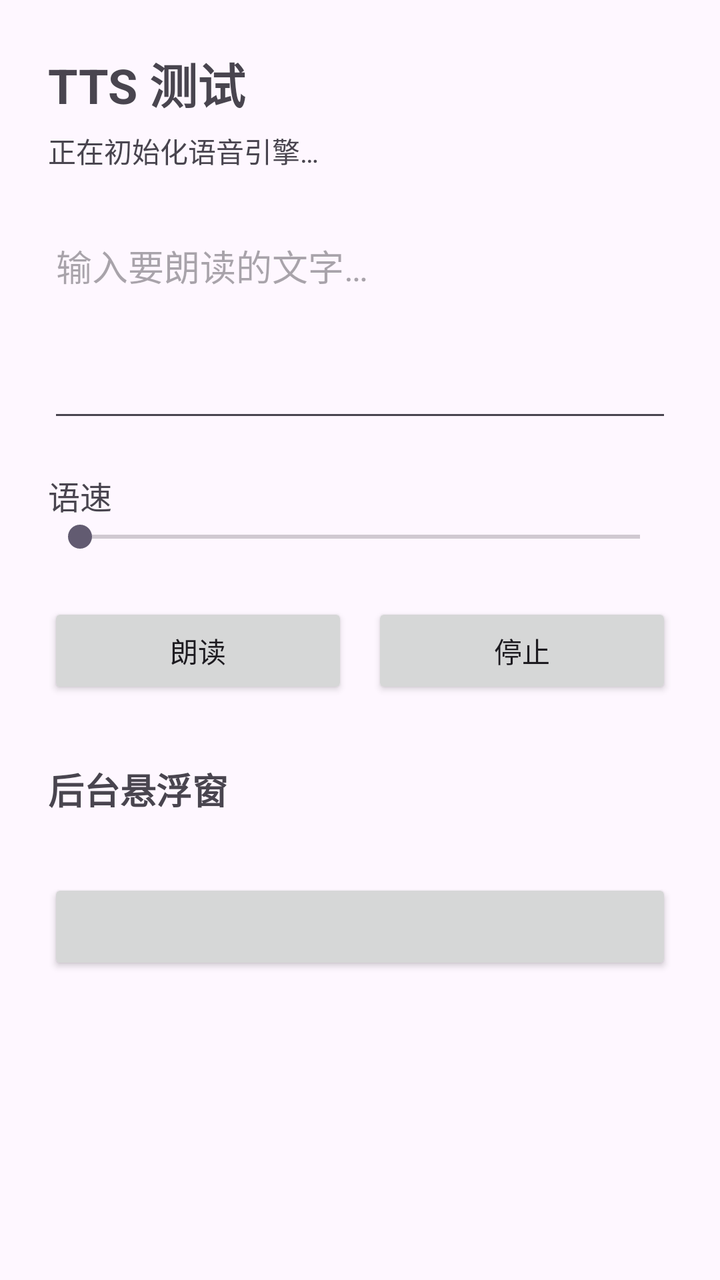
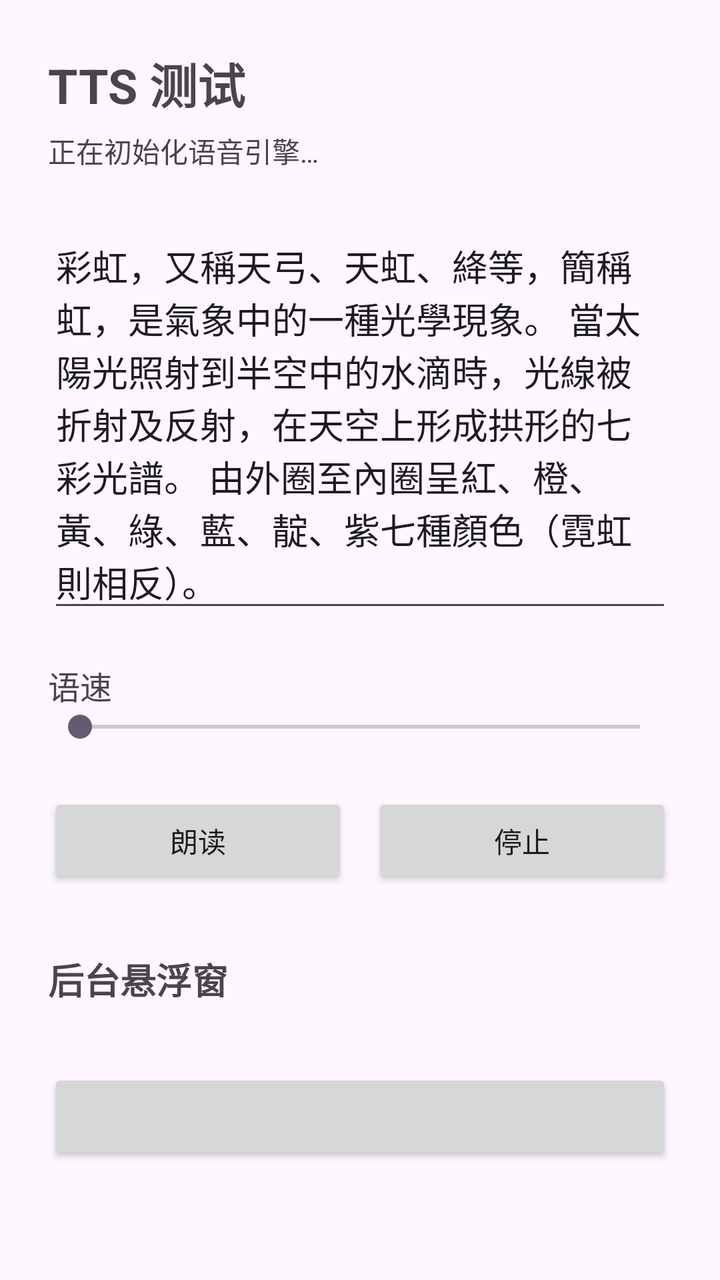

The first picture is an Android layout as it rendered before a commit; the second is the same layout after the commit. The layout source and the unified diff follow.
<!-- AndroidManifest.xml: application theme Theme.TtsTest -->
<!-- res/layout/activity_main.xml -->
<?xml version="1.0" encoding="utf-8"?>
<ScrollView xmlns:android="http://schemas.android.com/apk/res/android"
    android:layout_width="match_parent"
    android:layout_height="match_parent"
    android:fillViewport="true">

    <LinearLayout
        android:layout_width="match_parent"
        android:layout_height="wrap_content"
        android:orientation="vertical"
        android:padding="24dp">

        <TextView
            android:layout_width="wrap_content"
            android:layout_height="wrap_content"
            android:text="@string/app_name"
            android:textSize="24sp"
            android:textStyle="bold" />

        
        <TextView
            android:id="@+id/tvStatus"
            android:layout_width="match_parent"
            android:layout_height="wrap_content"
            android:layout_marginTop="6dp"
            android:text="@string/status_initializing"
            android:textSize="14sp" />

        <EditText
            android:id="@+id/etInput"
            android:layout_width="match_parent"
            android:layout_height="wrap_content"
            android:layout_marginTop="24dp"
            android:gravity="top|start"
            android:hint="@string/hint_input"
            android:importantForAutofill="no"
            android:inputType="textMultiLine"
            android:maxLines="8"
            android:minLines="4" />

        <LinearLayout
            android:layout_width="match_parent"
            android:layout_height="wrap_content"
            android:layout_marginTop="20dp"
            android:orientation="horizontal">

            <TextView
                android:layout_width="0dp"
                android:layout_height="wrap_content"
                android:layout_weight="1"
                android:text="@string/label_speed"
                android:textSize="16sp" />

            <TextView
                android:id="@+id/tvSpeed"
                android:layout_width="wrap_content"
                android:layout_height="wrap_content"
                android:textSize="16sp" />
        </LinearLayout>

        <SeekBar
            android:id="@+id/sbSpeed"
            android:layout_width="match_parent"
            android:layout_height="wrap_content"
            android:max="100" />

        <LinearLayout
            android:layout_width="match_parent"
            android:layout_height="wrap_content"
            android:layout_marginTop="24dp"
            android:orientation="horizontal">

            <Button
                android:id="@+id/btnSpeak"
                android:layout_width="0dp"
                android:layout_height="wrap_content"
                android:layout_weight="1"
                android:text="@string/btn_speak" />

            <Button
                android:id="@+id/btnStop"
                android:layout_width="0dp"
                android:layout_height="wrap_content"
                android:layout_marginStart="12dp"
                android:layout_weight="1"
                android:text="@string/btn_stop" />
        </LinearLayout>

        <TextView
            android:layout_width="wrap_content"
            android:layout_height="wrap_content"
            android:layout_marginTop="32dp"
            android:text="@string/overlay_section_title"
            android:textSize="18sp"
            android:textStyle="bold" />

        <TextView
            android:id="@+id/tvOverlayHint"
            android:layout_width="match_parent"
            android:layout_height="wrap_content"
            android:layout_marginTop="6dp"
            android:textSize="13sp" />

        <Button
            android:id="@+id/btnOverlay"
            android:layout_width="match_parent"
            android:layout_height="wrap_content"
            android:layout_marginTop="8dp" />

    </LinearLayout>
</ScrollView>
<!-- resources referenced by this layout -->
<resources>
  <string name="app_name">TTS 测试</string>
  <string name="btn_speak">朗读</string>
  <string name="btn_stop">停止</string>
  <string name="hint_input">输入要朗读的文字…</string>
  <string name="label_speed">语速</string>
  <string name="overlay_section_title">后台悬浮窗</string>
  <string name="status_initializing">正在初始化语音引擎…</string>
  <style name="Theme.TtsTest" parent="Theme.Material3.DayNight.NoActionBar" />
</resources>

<!-- the commit's change to res/layout/activity_main.xml (unified diff, before → after) -->
@@ -33,6 +33,7 @@
             android:layout_marginTop="24dp"
             android:gravity="top|start"
             android:hint="@string/hint_input"
+            android:text="@string/default_input"
             android:importantForAutofill="no"
             android:inputType="textMultiLine"
             android:maxLines="8"
<!-- resource entries referenced after the edit -->
@@ -3,6 +3,7 @@
   <string name="app_name">TTS 测试</string>
   <string name="btn_speak">朗读</string>
   <string name="btn_stop">停止</string>
+  <string name="default_input">彩虹，又稱天弓、天虹、絳等，簡稱虹，是氣象中的一種光學現象。 當太陽光照射到半空中的水滴時，光線被折射及反射，在天空上形成拱形的七彩光譜。 由外圈至內圈呈紅、橙、黃、綠、藍、靛、紫七種顏色（霓虹則相反）。</string>
   <string name="hint_input">输入要朗读的文字…</string>
   <string name="label_speed">语速</string>
   <string name="overlay_section_title">后台悬浮窗</string>
